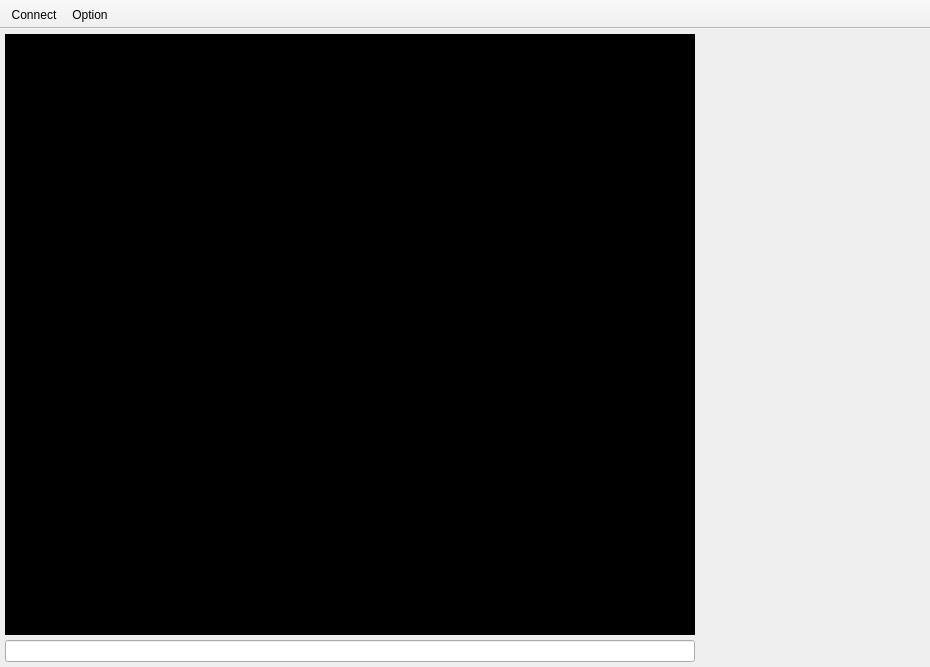
First picture: the form in src/devclient/gui.ui, repository develer-staff/devclient, before the edit.
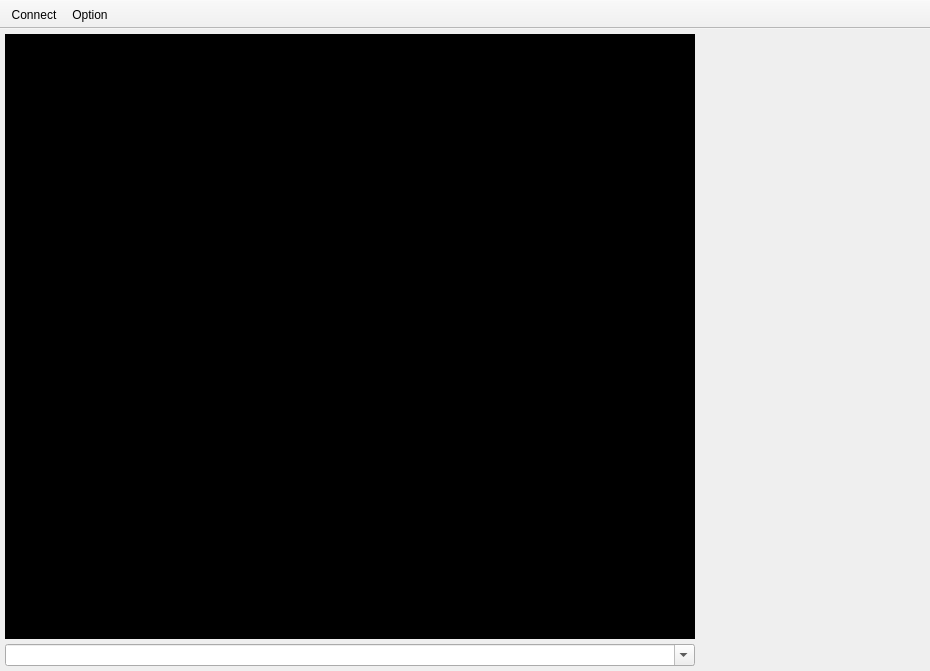
Second picture: the form after the edit. Icons and pictures are not drawn.

Commit message: cambiato campo di input del testo, adesso diventato un combobox per una maggiore usabilita' dell'history

```diff
--- a/src/devclient/gui.ui
+++ b/src/devclient/gui.ui
@@ -6,7 +6,7 @@
     <x>0</x>
     <y>0</y>
     <width>930</width>
-    <height>667</height>
+    <height>671</height>
    </rect>
   </property>
   <property name="windowTitle" >
@@ -224,7 +224,7 @@
      </widget>
     </item>
     <item row="1" column="0" >
-     <widget class="QLineEdit" name="text_input" >
+     <widget class="QComboBox" name="text_input" >
       <property name="sizePolicy" >
        <sizepolicy vsizetype="Fixed" hsizetype="Expanding" >
         <horstretch>1</horstretch>
@@ -237,6 +237,14 @@
         <height>0</height>
        </size>
       </property>
+      <property name="editable" >
+       <bool>true</bool>
+      </property>
+      <item>
+       <property name="text" >
+        <string/>
+       </property>
+      </item>
      </widget>
     </item>
    </layout>
```
The commit also changes 2 other files.
